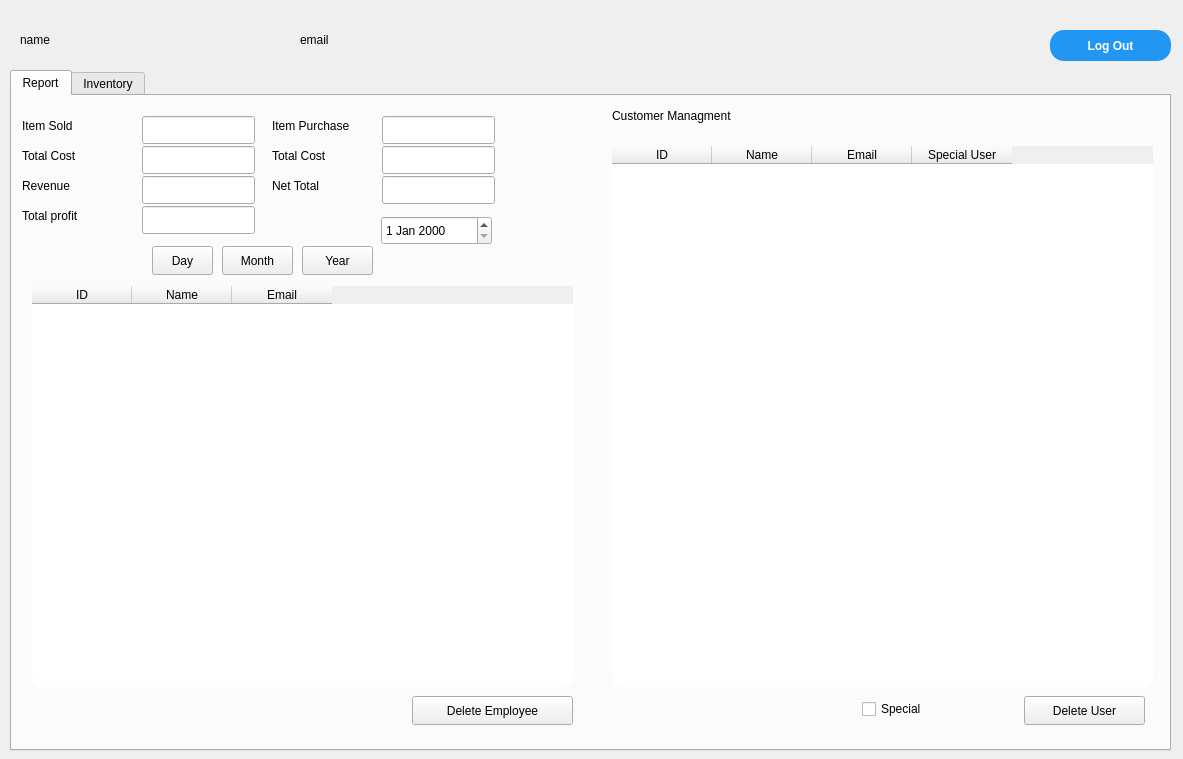
Above: InventorySysytem-GUI/adminmenu.ui from umerghafoor/Open-Inventory before the change. Below: the same form after it.
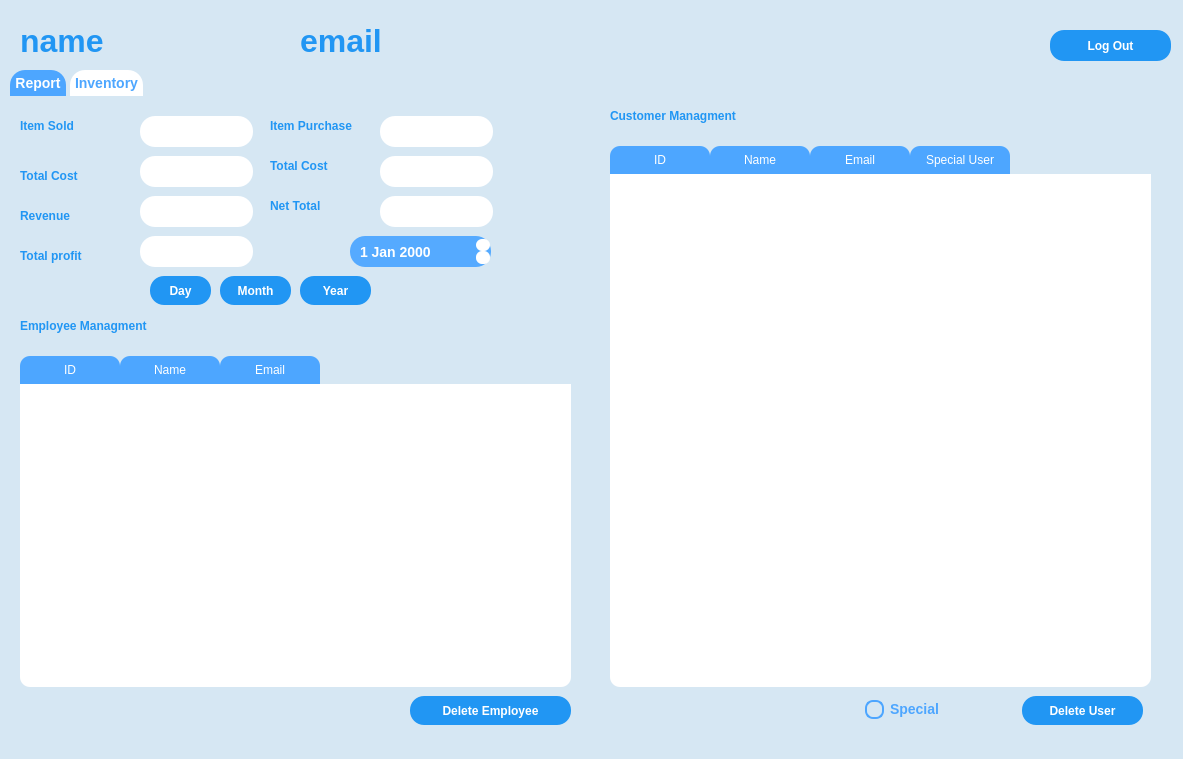
That is the form after the change. The open tabs and pages were chosen to show the change. Icons and pictures are not drawn.

What changed in the file:
```diff
--- a/InventorySysytem-GUI/adminmenu.ui
+++ b/InventorySysytem-GUI/adminmenu.ui
@@ -11,7 +11,10 @@
    </rect>
   </property>
   <property name="windowTitle">
-   <string>MainWindow</string>
+   <string>Admin Menu</string>
+  </property>
+  <property name="styleSheet">
+   <string notr="true">background-color:rgb(214, 231, 243);</string>
   </property>
   <widget class="QWidget" name="centralwidget">
    <widget class="QTabWidget" name="tabWidget">
@@ -23,6 +26,54 @@
       <height>681</height>
      </rect>
     </property>
+    <property name="styleSheet">
+     <string notr="true">QTabWidget {
+    background-color: #ffffff;
+    border-radius: 15px;
+    color: #4da6ff;
+    font-size: 14px;
+    font-weight: bold;
+}
+
+QTabWidget::pane {
+    border: none;
+}
+
+QTabWidget::tab-bar {
+    alignment: left;
+}
+
+QTabBar::tab {
+    background-color: #ffffff;
+    border-top-left-radius: 15px;
+    border-top-right-radius: 15px;
+    padding: 5px;
+    margin-right: 4px;
+    color: #4da6ff;
+}
+
+QTabBar::tab:selected {
+    background-color: #4da6ff;
+    color: #ffffff;
+}
+
+QTabBar::tab:hover {
+    background-color: #e6f3ff;
+}
+
+QTabBar::tab:last {
+    margin-right: 0;
+}
+
+QTabWidget::tab:disabled {
+    color: #999999;
+}
+
+QTabWidget::tab:disabled:hover {
+    background-color: #ffffff;
+}
+</string>
+    </property>
     <property name="currentIndex">
      <number>0</number>
     </property>
@@ -42,6 +93,13 @@
         <height>20</height>
        </rect>
       </property>
+      <property name="styleSheet">
+       <string notr="true">QLabel {
+    color: #2196F3;
+    font-weight: bold;
+}
+</string>
+      </property>
       <property name="text">
        <string>Item Sold</string>
       </property>
@@ -50,11 +108,18 @@
       <property name="geometry">
        <rect>
         <x>10</x>
-        <y>50</y>
+        <y>70</y>
         <width>111</width>
         <height>20</height>
        </rect>
       </property>
+      <property name="styleSheet">
+       <string notr="true">QLabel {
+    color: #2196F3;
+    font-weight: bold;
+}
+</string>
+      </property>
       <property name="text">
        <string>Total Cost</string>
       </property>
@@ -63,11 +128,18 @@
       <property name="geometry">
        <rect>
         <x>10</x>
-        <y>110</y>
-        <width>121</width>
+        <y>150</y>
+        <width>111</width>
         <height>20</height>
        </rect>
       </property>
+      <property name="styleSheet">
+       <string notr="true">QLabel {
+    color: #2196F3;
+    font-weight: bold;
+}
+</string>
+      </property>
       <property name="text">
        <string>Total profit</string>
       </property>
@@ -78,9 +150,25 @@
         <x>130</x>
         <y>20</y>
         <width>113</width>
-        <height>28</height>
+        <height>31</height>
        </rect>
       </property>
+      <property name="styleSheet">
+       <string notr="true">QLineEdit {
+    border-radius: 15px;
+    background-color: white;
+	padding-left: 10px;
+    padding-right: 10px; 
+	font-size: 14px;
+ 	color: #4da6ff;
+    font-weight: bold;
+	text-align: center;
+}
+
+QLineEdit:focus, QLineEdit:hover {
+    border: 1px solid #4da6ff;
+}</string>
+      </property>
       <property name="readOnly">
        <bool>true</bool>
       </property>
@@ -92,11 +180,27 @@
       <property name="geometry">
        <rect>
         <x>130</x>
-        <y>50</y>
+        <y>60</y>
         <width>113</width>
-        <height>28</height>
+        <height>31</height>
        </rect>
       </property>
+      <property name="styleSheet">
+       <string notr="true">QLineEdit {
+    border-radius: 15px;
+    background-color: white;
+	padding-left: 10px;
+    padding-right: 10px; 
+	font-size: 14px;
+ 	color: #4da6ff;
+    font-weight: bold;
+	text-align: center;
+}
+
+QLineEdit:focus, QLineEdit:hover {
+    border: 1px solid #4da6ff;
+}</string>
+      </property>
       <property name="readOnly">
        <bool>true</bool>
       </property>
@@ -105,11 +209,27 @@
       <property name="geometry">
        <rect>
         <x>130</x>
-        <y>110</y>
+        <y>140</y>
         <width>113</width>
-        <height>28</height>
+        <height>31</height>
        </rect>
       </property>
+      <property name="styleSheet">
+       <string notr="true">QLineEdit {
+    border-radius: 15px;
+    background-color: white;
+	padding-left: 10px;
+    padding-right: 10px; 
+	font-size: 14px;
+ 	color: #4da6ff;
+    font-weight: bold;
+	text-align: center;
+}
+
+QLineEdit:focus, QLineEdit:hover {
+    border: 1px solid #4da6ff;
+}</string>
+      </property>
       <property name="readOnly">
        <bool>true</bool>
       </property>
@@ -117,12 +237,43 @@
      <widget class="QDateEdit" name="dateEdit">
       <property name="geometry">
        <rect>
-        <x>369</x>
-        <y>120</y>
-        <width>111</width>
-        <height>29</height>
+        <x>340</x>
+        <y>140</y>
+        <width>141</width>
+        <height>31</height>
        </rect>
       </property>
+      <property name="styleSheet">
+       <string notr="true">QDateEdit {
+    background-color: rgb(85, 170, 255);
+    color: #FFFFFF;
+    border-radius: 15px;
+    padding: 8px;
+    font-size: 14px;
+    font-weight: bold;
+}
+
+QDateEdit::up-button,
+QDateEdit::down-button {
+    background-color: white;
+    border-radius: 6px;
+    padding: 5px;
+    padding-right: 10px;
+}
+
+QDateEdit::up-button:hover,
+QDateEdit::down-button:hover {
+    background-color: #0D47A1;
+    padding-right: 10px;
+}
+
+QDateEdit::up-button:pressed,
+QDateEdit::down-button:pressed {
+    background-color: #0D47A1;
+    padding-right: 10px;
+}
+</string>
+      </property>
      </widget>
      <widget class="QLineEdit" name="itemPurchase">
       <property name="geometry">
@@ -130,9 +281,25 @@
         <x>370</x>
         <y>20</y>
         <width>113</width>
-        <height>28</height>
+        <height>31</height>
        </rect>
       </property>
+      <property name="styleSheet">
+       <string notr="true">QLineEdit {
+    border-radius: 15px;
+    background-color: white;
+	padding-left: 10px;
+    padding-right: 10px; 
+	font-size: 14px;
+ 	color: #4da6ff;
+    font-weight: bold;
+	text-align: center;
+}
+
+QLineEdit:focus, QLineEdit:hover {
+    border: 1px solid #4da6ff;
+}</string>
+      </property>
       <property name="readOnly">
        <bool>true</bool>
       </property>
@@ -144,11 +311,27 @@
       <property name="geometry">
        <rect>
         <x>370</x>
-        <y>50</y>
+        <y>60</y>
         <width>113</width>
-        <height>28</height>
+        <height>31</height>
        </rect>
       </property>
+      <property name="styleSheet">
+       <string notr="true">QLineEdit {
+    border-radius: 15px;
+    background-color: white;
+	padding-left: 10px;
+    padding-right: 10px; 
+	font-size: 14px;
+ 	color: #4da6ff;
+    font-weight: bold;
+	text-align: center;
+}
+
+QLineEdit:focus, QLineEdit:hover {
+    border: 1px solid #4da6ff;
+}</string>
+      </property>
       <property name="readOnly">
        <bool>true</bool>
       </property>
@@ -160,11 +343,27 @@
       <property name="geometry">
        <rect>
         <x>370</x>
-        <y>80</y>
+        <y>100</y>
         <width>113</width>
-        <height>28</height>
+        <height>31</height>
        </rect>
       </property>
+      <property name="styleSheet">
+       <string notr="true">QLineEdit {
+    border-radius: 15px;
+    background-color: white;
+	padding-left: 10px;
+    padding-right: 10px; 
+	font-size: 14px;
+ 	color: #4da6ff;
+    font-weight: bold;
+	text-align: center;
+}
+
+QLineEdit:focus, QLineEdit:hover {
+    border: 1px solid #4da6ff;
+}</string>
+      </property>
       <property name="readOnly">
        <bool>true</bool>
       </property>
@@ -181,6 +380,13 @@
         <height>20</height>
        </rect>
       </property>
+      <property name="styleSheet">
+       <string notr="true">QLabel {
+    color: #2196F3;
+    font-weight: bold;
+}
+</string>
+      </property>
       <property name="text">
        <string>Item Purchase</string>
       </property>
@@ -189,11 +395,18 @@
       <property name="geometry">
        <rect>
         <x>260</x>
-        <y>50</y>
-        <width>111</width>
+        <y>60</y>
+        <width>91</width>
         <height>20</height>
        </rect>
       </property>
+      <property name="styleSheet">
+       <string notr="true">QLabel {
+    color: #2196F3;
+    font-weight: bold;
+}
+</string>
+      </property>
       <property name="text">
        <string>Total Cost</string>
       </property>
@@ -202,11 +415,18 @@
       <property name="geometry">
        <rect>
         <x>260</x>
-        <y>80</y>
-        <width>121</width>
+        <y>100</y>
+        <width>101</width>
         <height>20</height>
        </rect>
       </property>
+      <property name="styleSheet">
+       <string notr="true">QLabel {
+    color: #2196F3;
+    font-weight: bold;
+}
+</string>
+      </property>
       <property name="text">
        <string>Net Total</string>
       </property>
@@ -215,11 +435,29 @@
       <property name="geometry">
        <rect>
         <x>290</x>
-        <y>150</y>
+        <y>180</y>
         <width>71</width>
         <height>29</height>
        </rect>
       </property>
+      <property name="styleSheet">
+       <string notr="true">QPushButton {
+    background-color: #2196F3;
+    color: #FFFFFF;
+    border-radius: 14px;
+    padding: 4px 10px;
+    font-weight: bold;
+}
+
+QPushButton:hover {
+    background-color: #1976D2;
+}
+
+QPushButton:pressed {
+    background-color: #0D47A1;
+}
+</string>
+      </property>
       <property name="text">
        <string>Year</string>
       </property>
@@ -228,11 +466,29 @@
       <property name="geometry">
        <rect>
         <x>210</x>
-        <y>150</y>
+        <y>180</y>
         <width>71</width>
         <height>29</height>
        </rect>
       </property>
+      <property name="styleSheet">
+       <string notr="true">QPushButton {
+    background-color: #2196F3;
+    color: #FFFFFF;
+    border-radius: 14px;
+    padding: 4px 10px;
+    font-weight: bold;
+}
+
+QPushButton:hover {
+    background-color: #1976D2;
+}
+
+QPushButton:pressed {
+    background-color: #0D47A1;
+}
+</string>
+      </property>
       <property name="text">
        <string>Month</string>
       </property>
@@ -241,11 +497,29 @@
       <property name="geometry">
        <rect>
         <x>140</x>
-        <y>150</y>
+        <y>180</y>
         <width>61</width>
         <height>29</height>
        </rect>
       </property>
+      <property name="styleSheet">
+       <string notr="true">QPushButton {
+    background-color: #2196F3;
+    color: #FFFFFF;
+    border-radius: 14px;
+    padding: 4px 10px;
+    font-weight: bold;
+}
+
+QPushButton:hover {
+    background-color: #1976D2;
+}
+
+QPushButton:pressed {
+    background-color: #0D47A1;
+}
+</string>
+      </property>
       <property name="text">
        <string>Day</string>
       </property>
@@ -254,11 +528,27 @@
       <property name="geometry">
        <rect>
         <x>130</x>
-        <y>80</y>
+        <y>100</y>
         <width>113</width>
-        <height>28</height>
+        <height>31</height>
        </rect>
       </property>
+      <property name="styleSheet">
+       <string notr="true">QLineEdit {
+    border-radius: 15px;
+    background-color: white;
+	padding-left: 10px;
+    padding-right: 10px; 
+	font-size: 14px;
+ 	color: #4da6ff;
+    font-weight: bold;
+	text-align: center;
+}
+
+QLineEdit:focus, QLineEdit:hover {
+    border: 1px solid #4da6ff;
+}</string>
+      </property>
       <property name="readOnly">
        <bool>true</bool>
       </property>
@@ -267,11 +557,18 @@
       <property name="geometry">
        <rect>
         <x>10</x>
-        <y>80</y>
+        <y>110</y>
         <width>101</width>
         <height>20</height>
        </rect>
       </property>
+      <property name="styleSheet">
+       <string notr="true">QLabel {
+    color: #2196F3;
+    font-weight: bold;
+}
+</string>
+      </property>
       <property name="text">
        <string>Revenue</string>
       </property>
@@ -289,22 +586,30 @@
        </rect>
       </property>
       <property name="styleSheet">
-       <string notr="true">QTableWidget
- {
+       <string notr="true">QTableWidget {
     background-color: white;
     border-radius: 10px;
 }
 
-QTableView 
-{
-    border: none;
+QTableView QHeaderView::section {
+    background-color: #4DA6FF;
+    color: white;
+	border-top-left-radius: 10px;
+	border-top-right-radius: 10px;
+    padding: 5px;
 }
 
+QTableView QHeaderView::section:checked {
+    background-color: #4DA6FF;
+    color: white;
+    border-radius: 10px;
+    padding: 5px;
+}
 
 QScrollBar:vertical {
     background-color: #FFFFFF;
     border-radius: 10px;
-	margin-right: 5px;
+    margin-right: 5px;
 }
 
 QScrollBar::handle:vertical {
@@ -317,6 +622,11 @@
     height: 0px;
 }
 
+QTableWidget::item {
+    background-color: white;
+    border-radius: 10px;
+}
+
 QTableWidget::item:selected {
     background-color: #4DA6FF;
     color: white;
@@ -380,6 +690,13 @@
         <height>20</height>
        </rect>
       </property>
+      <property name="styleSheet">
+       <string notr="true">QLabel {
+    color: #2196F3;
+    font-weight: bold;
+}
+</string>
+      </property>
       <property name="text">
        <string>Customer Managment</string>
       </property>
@@ -390,29 +707,37 @@
       </property>
       <property name="geometry">
        <rect>
-        <x>20</x>
-        <y>190</y>
-        <width>541</width>
-        <height>401</height>
+        <x>10</x>
+        <y>260</y>
+        <width>551</width>
+        <height>331</height>
        </rect>
       </property>
       <property name="styleSheet">
-       <string notr="true">QTableWidget
- {
+       <string notr="true">QTableWidget {
     background-color: white;
     border-radius: 10px;
 }
 
-QTableView 
-{
-    border: none;
+QTableView QHeaderView::section {
+    background-color: #4DA6FF;
+    color: white;
+	border-top-left-radius: 10px;
+	border-top-right-radius: 10px;
+    padding: 5px;
 }
 
+QTableView QHeaderView::section:checked {
+    background-color: #4DA6FF;
+    color: white;
+    border-radius: 10px;
+    padding: 5px;
+}
 
 QScrollBar:vertical {
     background-color: #FFFFFF;
     border-radius: 10px;
-	margin-right: 5px;
+    margin-right: 5px;
 }
 
 QScrollBar::handle:vertical {
@@ -425,6 +750,11 @@
     height: 0px;
 }
 
+QTableWidget::item {
+    background-color: white;
+    border-radius: 10px;
+}
+
 QTableWidget::item:selected {
     background-color: #4DA6FF;
     color: white;
@@ -483,6 +813,53 @@
         <height>26</height>
        </rect>
       </property>
+      <property name="styleSheet">
+       <string notr="true">QCheckBox {
+    background-color: transparent;
+    border-radius: 15px;
+    padding: 5px;
+    color: #4da6ff;
+    font-size: 14px;
+    font-weight: bold;
+}
+
+QCheckBox::indicator {
+    width: 15px;
+    height: 15px;
+}
+
+QCheckBox::indicator:unchecked {
+    border: 2px solid #4da6ff;
+    border-radius: 8px;
+}
+
+QCheckBox::indicator:checked {
+    background-color: #4da6ff;
+    border: 2px solid #4da6ff;
+    border-radius: 8px;
+}
+
+QCheckBox::indicator:unchecked:disabled {
+    border: 2px solid #cccccc;
+    border-radius: 5px;
+}
+
+QCheckBox::indicator:checked:disabled {
+    background-color: #cccccc;
+    border: 2px solid #cccccc;
+    border-radius: 5px;
+}
+
+QCheckBox::indicator:hover {
+    border: 2px solid #4da6ff;
+}
+
+QCheckBox::indicator:checked:hover {
+    background-color: #4da6ff;
+    border: 2px solid #4da6ff;
+}
+</string>
+      </property>
       <property name="text">
        <string>Special</string>
       </property>
@@ -496,6 +873,24 @@
         <height>29</height>
        </rect>
       </property>
+      <property name="styleSheet">
+       <string notr="true">QPushButton {
+    background-color: #2196F3;
+    color: #FFFFFF;
+    border-radius: 14px;
+    padding: 4px 10px;
+    font-weight: bold;
+}
+
+QPushButton:hover {
+    background-color: #1976D2;
+}
+
+QPushButton:pressed {
+    background-color: #0D47A1;
+}
+</string>
+      </property>
       <property name="text">
        <string>Delete User</string>
       </property>
@@ -509,10 +904,48 @@
         <height>29</height>
        </rect>
       </property>
+      <property name="styleSheet">
+       <string notr="true">QPushButton {
+    background-color: #2196F3;
+    color: #FFFFFF;
+    border-radius: 14px;
+    padding: 4px 10px;
+    font-weight: bold;
+}
+
+QPushButton:hover {
+    background-color: #1976D2;
+}
+
+QPushButton:pressed {
+    background-color: #0D47A1;
+}
+</string>
+      </property>
       <property name="text">
        <string>Delete Employee</string>
       </property>
      </widget>
+     <widget class="QLabel" name="label_13">
+      <property name="geometry">
+       <rect>
+        <x>10</x>
+        <y>220</y>
+        <width>181</width>
+        <height>20</height>
+       </rect>
+      </property>
+      <property name="styleSheet">
+       <string notr="true">QLabel {
+    color: #2196F3;
+    font-weight: bold;
+}
+</string>
+      </property>
+      <property name="text">
+       <string>Employee Managment</string>
+      </property>
+     </widget>
     </widget>
     <widget class="QWidget" name="inventoryTab">
      <attribute name="title">
@@ -1213,11 +1646,19 @@
     <property name="geometry">
      <rect>
       <x>300</x>
-      <y>30</y>
-      <width>151</width>
-      <height>20</height>
+      <y>20</y>
+      <width>381</width>
+      <height>41</height>
      </rect>
     </property>
+    <property name="styleSheet">
+     <string notr="true">QLabel {
+    color: #2196F3;
+    font-weight: bold;
+	font-size:32px;
+}
+</string>
+    </property>
     <property name="text">
      <string>email</string>
     </property>
@@ -1226,17 +1667,18 @@
     <property name="geometry">
      <rect>
       <x>20</x>
-      <y>30</y>
-      <width>151</width>
-      <height>20</height>
+      <y>20</y>
+      <width>261</width>
+      <height>41</height>
      </rect>
     </property>
     <property name="styleSheet">
-     <string notr="true">QLabel 
-{
-	 text-align: right;
- 	color:black;
-}</string>
+     <string notr="true">QLabel {
+    color: #2196F3;
+    font-weight: bold;
+	font-size:32px;
+}
+</string>
     </property>
     <property name="text">
      <string>name</string>
```
Left out of the diff: 407 changed lines with no effect on the pictures.
